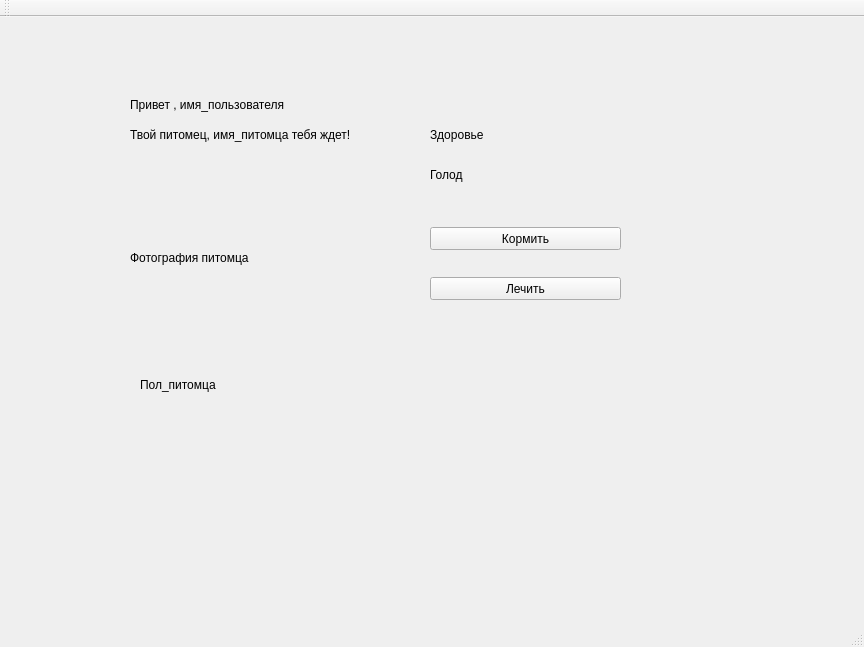
This is mainwindow.ui in artempal/tamagotchi as Qt 5 draws it before an edit. The edited form follows.
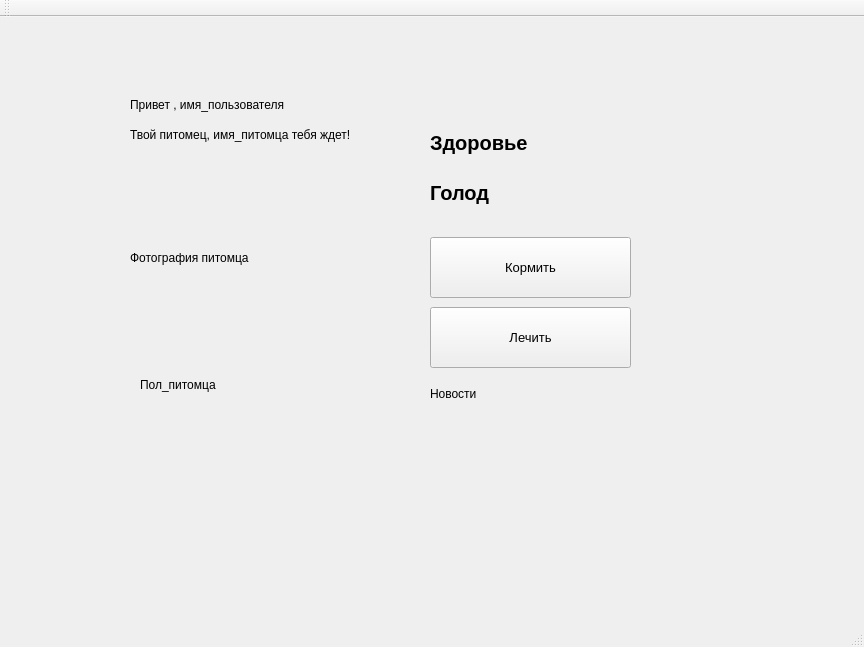
This is the edited form. The open tabs and pages were chosen to show the change.

Commit message: настройка главного окна

The edit to the form file:
```diff
--- a/mainwindow.ui
+++ b/mainwindow.ui
@@ -20,7 +20,7 @@
       <x>70</x>
       <y>30</y>
       <width>701</width>
-      <height>421</height>
+      <height>531</height>
      </rect>
     </property>
     <property name="currentIndex">
@@ -103,11 +103,18 @@
       <property name="geometry">
        <rect>
         <x>360</x>
-        <y>80</y>
-        <width>121</width>
-        <height>16</height>
+        <y>70</y>
+        <width>201</width>
+        <height>51</height>
        </rect>
       </property>
+      <property name="font">
+       <font>
+        <pointsize>15</pointsize>
+        <weight>75</weight>
+        <bold>true</bold>
+       </font>
+      </property>
       <property name="text">
        <string>Здоровье</string>
       </property>
@@ -117,10 +124,18 @@
        <rect>
         <x>360</x>
         <y>120</y>
-        <width>121</width>
-        <height>16</height>
+        <width>201</width>
+        <height>51</height>
        </rect>
       </property>
+      <property name="font">
+       <font>
+        <pointsize>15</pointsize>
+        <weight>75</weight>
+        <bold>true</bold>
+        <underline>false</underline>
+       </font>
+      </property>
       <property name="text">
        <string>Голод </string>
       </property>
@@ -129,11 +144,88 @@
       <property name="geometry">
        <rect>
         <x>360</x>
-        <y>180</y>
-        <width>191</width>
-        <height>23</height>
+        <y>190</y>
+        <width>201</width>
+        <height>61</height>
        </rect>
       </property>
+      <property name="palette">
+       <palette>
+        <active>
+         <colorrole role="Highlight">
+          <brush brushstyle="SolidPattern">
+           <color alpha="255">
+            <red>240</red>
+            <green>240</green>
+            <blue>240</blue>
+           </color>
+          </brush>
+         </colorrole>
+         <colorrole role="Link">
+          <brush brushstyle="SolidPattern">
+           <color alpha="255">
+            <red>240</red>
+            <green>240</green>
+            <blue>240</blue>
+           </color>
+          </brush>
+         </colorrole>
+        </active>
+        <inactive>
+         <colorrole role="Highlight">
+          <brush brushstyle="SolidPattern">
+           <color alpha="255">
+            <red>240</red>
+            <green>240</green>
+            <blue>240</blue>
+           </color>
+          </brush>
+         </colorrole>
+         <colorrole role="Link">
+          <brush brushstyle="SolidPattern">
+           <color alpha="255">
+            <red>240</red>
+            <green>240</green>
+            <blue>240</blue>
+           </color>
+          </brush>
+         </colorrole>
+        </inactive>
+        <disabled>
+         <colorrole role="Highlight">
+          <brush brushstyle="SolidPattern">
+           <color alpha="255">
+            <red>240</red>
+            <green>240</green>
+            <blue>240</blue>
+           </color>
+          </brush>
+         </colorrole>
+         <colorrole role="Link">
+          <brush brushstyle="SolidPattern">
+           <color alpha="255">
+            <red>240</red>
+            <green>240</green>
+            <blue>240</blue>
+           </color>
+          </brush>
+         </colorrole>
+        </disabled>
+       </palette>
+      </property>
+      <property name="font">
+       <font>
+        <pointsize>10</pointsize>
+        <weight>50</weight>
+        <bold>false</bold>
+       </font>
+      </property>
+      <property name="cursor">
+       <cursorShape>PointingHandCursor</cursorShape>
+      </property>
+      <property name="focusPolicy">
+       <enum>Qt::NoFocus</enum>
+      </property>
       <property name="text">
        <string>Кормить</string>
       </property>
@@ -142,15 +234,111 @@
       <property name="geometry">
        <rect>
         <x>360</x>
-        <y>230</y>
-        <width>191</width>
-        <height>23</height>
+        <y>260</y>
+        <width>201</width>
+        <height>61</height>
        </rect>
       </property>
+      <property name="palette">
+       <palette>
+        <active>
+         <colorrole role="Highlight">
+          <brush brushstyle="SolidPattern">
+           <color alpha="255">
+            <red>240</red>
+            <green>240</green>
+            <blue>240</blue>
+           </color>
+          </brush>
+         </colorrole>
+         <colorrole role="Link">
+          <brush brushstyle="SolidPattern">
+           <color alpha="255">
+            <red>240</red>
+            <green>240</green>
+            <blue>240</blue>
+           </color>
+          </brush>
+         </colorrole>
+        </active>
+        <inactive>
+         <colorrole role="Highlight">
+          <brush brushstyle="SolidPattern">
+           <color alpha="255">
+            <red>240</red>
+            <green>240</green>
+            <blue>240</blue>
+           </color>
+          </brush>
+         </colorrole>
+         <colorrole role="Link">
+          <brush brushstyle="SolidPattern">
+           <color alpha="255">
+            <red>240</red>
+            <green>240</green>
+            <blue>240</blue>
+           </color>
+          </brush>
+         </colorrole>
+        </inactive>
+        <disabled>
+         <colorrole role="Highlight">
+          <brush brushstyle="SolidPattern">
+           <color alpha="255">
+            <red>240</red>
+            <green>240</green>
+            <blue>240</blue>
+           </color>
+          </brush>
+         </colorrole>
+         <colorrole role="Link">
+          <brush brushstyle="SolidPattern">
+           <color alpha="255">
+            <red>240</red>
+            <green>240</green>
+            <blue>240</blue>
+           </color>
+          </brush>
+         </colorrole>
+        </disabled>
+       </palette>
+      </property>
+      <property name="font">
+       <font>
+        <pointsize>10</pointsize>
+        <weight>50</weight>
+        <bold>false</bold>
+       </font>
+      </property>
+      <property name="cursor">
+       <cursorShape>PointingHandCursor</cursorShape>
+      </property>
+      <property name="focusPolicy">
+       <enum>Qt::NoFocus</enum>
+      </property>
       <property name="text">
        <string>Лечить</string>
       </property>
      </widget>
+     <widget class="QLabel" name="news_label">
+      <property name="geometry">
+       <rect>
+        <x>360</x>
+        <y>340</y>
+        <width>211</width>
+        <height>151</height>
+       </rect>
+      </property>
+      <property name="text">
+       <string>Новости</string>
+      </property>
+      <property name="alignment">
+       <set>Qt::AlignLeading|Qt::AlignLeft|Qt::AlignTop</set>
+      </property>
+      <property name="wordWrap">
+       <bool>true</bool>
+      </property>
+     </widget>
     </widget>
     <widget class="QWidget" name="death_wid">
      <widget class="QLabel" name="death_text">
```
